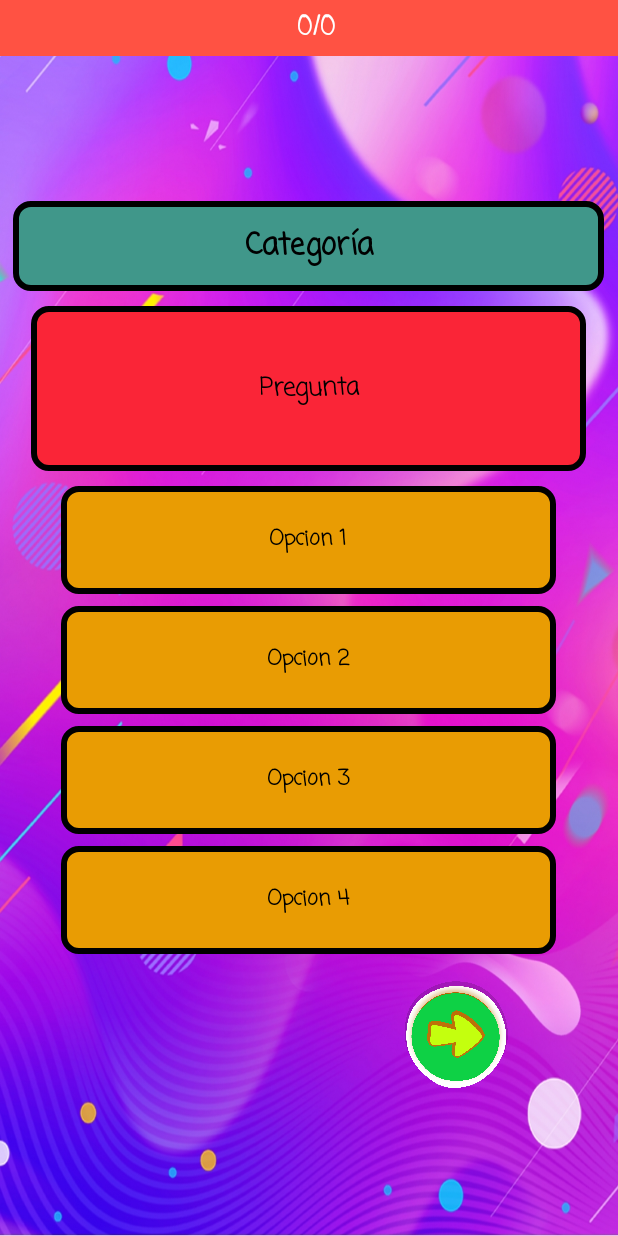
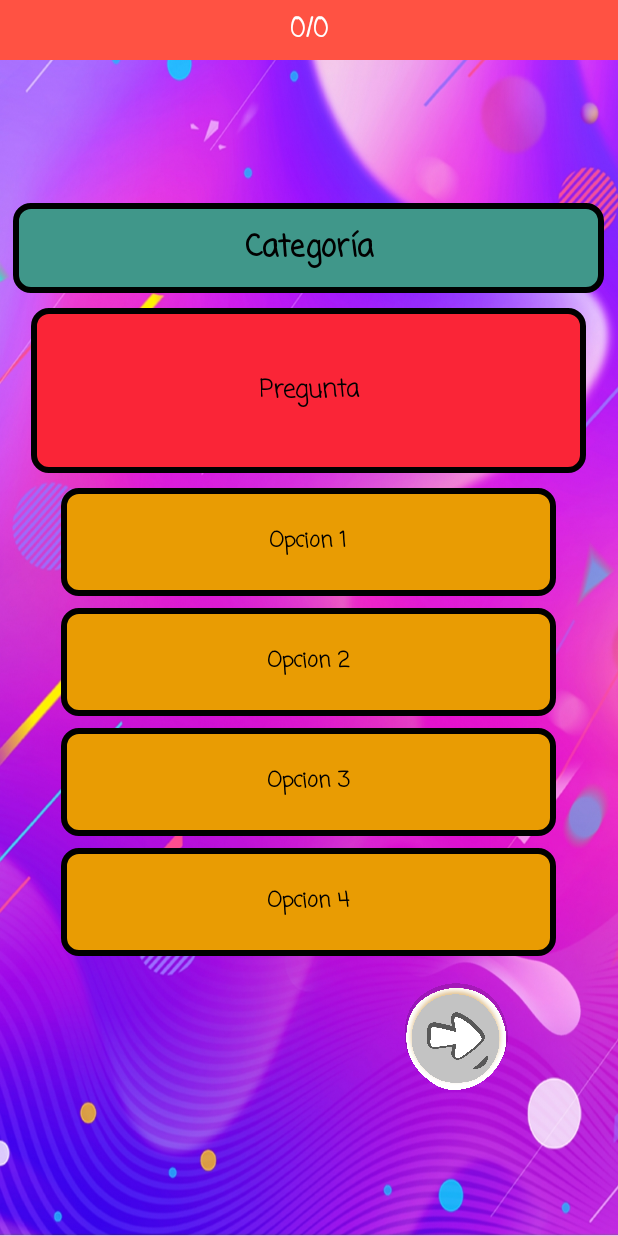
Before and after one commit to MFrutuoso/Trivial-IT, an Android app: the Quiz screen opened directly, with no data from a screen before it, on a phone screen of 412 x 824 dp. Run offline under Robolectric (Android 15) with nearby library versions, the phone set to English and light mode, and no system bars; our stand-ins replace Volley; network calls fail.

Commit message:
modo entrenamiento 100%

```diff
--- a/Trivial-IT/app/src/main/res/layout/activity_quiz.xml
+++ b/Trivial-IT/app/src/main/res/layout/activity_quiz.xml
@@ -12,8 +12,8 @@
 
     <TextView
         android:id="@+id/tv_contador"
-        android:layout_width="421dp"
-        android:layout_height="37dp"
+        android:layout_width="match_parent"
+        android:layout_height="40dp"
         android:background="#FF5243"
         android:fontFamily="casual"
         android:gravity="center"
@@ -174,10 +174,13 @@
             android:paddingHorizontal="70dp"
             android:orientation="horizontal">
 
-            <ImageView
+            <ImageButton
                 android:id="@+id/btn_Siguiente"
                 android:layout_width="75dp"
                 android:layout_height="75dp"
+                android:scaleType="fitCenter"
+                android:background="@null"
+                android:adjustViewBounds="true"
                 android:onClick="btnNext"
                 app:layout_constraintBottom_toBottomOf="parent"
                 app:layout_constraintEnd_toEndOf="parent"
@@ -185,7 +188,7 @@
                 app:layout_constraintStart_toStartOf="parent"
                 app:layout_constraintTop_toTopOf="parent"
                 app:layout_constraintVertical_bias="0.992"
-                app:srcCompat="@drawable/next" />
+                app:srcCompat="@drawable/next_disable" />
 
         </LinearLayout>
 
```
Also changed, not shown: Trivial-IT/app/src/main/java/com/dam2/trivial_it/Quiz.java (+25 -28 lines), Trivial-IT/app/src/main/res/drawable/next_disable.png (added).
